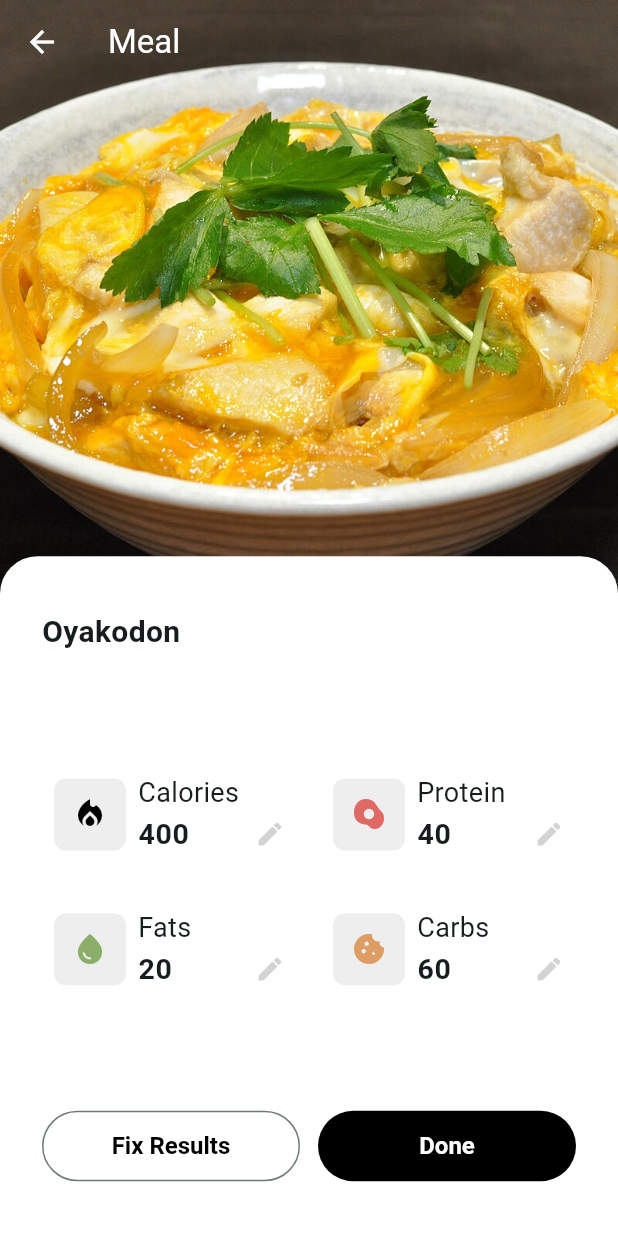
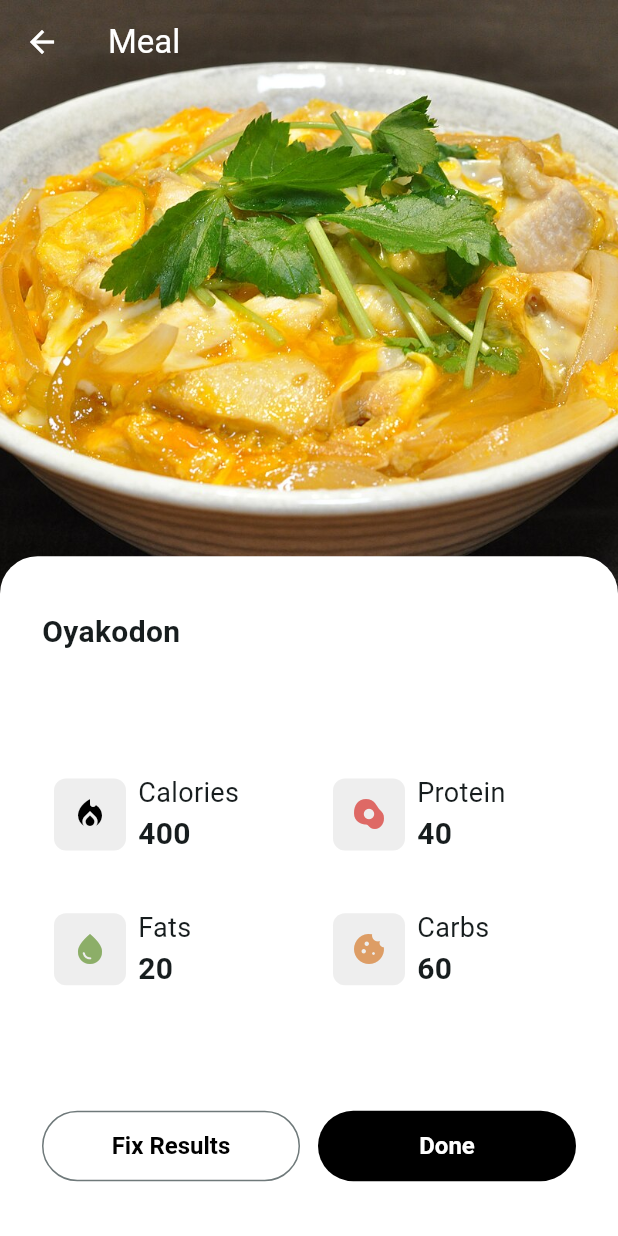
Before and after one commit to SameerAkita/mogulog, a Flutter app: the screen it shows after launch, after a tap on "Oyakodon", on a phone screen of 412 x 824 dp. Run offline on Flutter 3.47's test engine with Material 3 defaults, Android fonts, the phone set to English and light mode, and no system bars.

Commit message:
removed editable macro cards

```diff
--- a/lib/widgets/food_item/macro_card_widget.dart
+++ b/lib/widgets/food_item/macro_card_widget.dart
@@ -1,7 +1,7 @@
 import 'package:flutter/material.dart';
 import 'package:mogulog/theme/app_colors.dart';
 
-class MacroCardWidget extends StatefulWidget {
+class MacroCardWidget extends StatelessWidget {
   final IconData iconData;
   final Color color;
   final String title;
@@ -15,19 +15,7 @@ class MacroCardWidget extends StatefulWidget {
     required this.amount,
   });
 
-  @override
-  State<MacroCardWidget> createState() => _MacroCardWidgetState();
-}
-
-class _MacroCardWidgetState extends State<MacroCardWidget> {
-  late final TextEditingController _controller;
-
-  @override
-  void initState() {
-    super.initState();
-    _controller = TextEditingController(text: widget.amount.toString());
-  }
-
+  // late final TextEditingController _controller;
   @override
   Widget build(BuildContext context) {
     return Container(
@@ -43,7 +31,7 @@ class _MacroCardWidgetState extends State<MacroCardWidget> {
             ),
             child: Padding(
               padding: const EdgeInsets.all(12.0),
-              child: Icon(widget.iconData, color: widget.color),
+              child: Icon(iconData, color: color),
             ),
           ),
           SizedBox(width: 8),
@@ -53,40 +41,45 @@ class _MacroCardWidgetState extends State<MacroCardWidget> {
               mainAxisAlignment: MainAxisAlignment.center,
               crossAxisAlignment: CrossAxisAlignment.start,
               children: [
-                Text(widget.title, style: TextStyle(fontSize: 18)),
-                Row(
-                  mainAxisAlignment: MainAxisAlignment.spaceBetween,
-                  children: [
-                    Expanded(
-                      child: TextField(
-                        controller: _controller,
-                        style: const TextStyle(
-                          fontSize: 19,
-                          fontWeight: FontWeight.bold,
-                        ),
-                        decoration: const InputDecoration(
-                          border: InputBorder.none,
-                          focusedBorder: InputBorder.none,
-                          enabledBorder: InputBorder.none,
-                          isDense: true,
-                          contentPadding: EdgeInsets.zero,
-                        ),
-                      ),
-                    ),
+                Text(title, style: TextStyle(fontSize: 18)),
+                Text(
+                  '$amount',
+                  style: TextStyle(fontSize: 20, fontWeight: FontWeight.bold),
+                ),
+                // // Editable Text
+                // Row(
+                //   mainAxisAlignment: MainAxisAlignment.spaceBetween,
+                //   children: [
+                //     Expanded(
+                //       child: TextField(
+                //         controller: _controller,
+                //         style: const TextStyle(
+                //           fontSize: 19,
+                //           fontWeight: FontWeight.bold,
+                //         ),
+                //         decoration: const InputDecoration(
+                //           border: InputBorder.none,
+                //           focusedBorder: InputBorder.none,
+                //           enabledBorder: InputBorder.none,
+                //           isDense: true,
+                //           contentPadding: EdgeInsets.zero,
+                //         ),
+                //       ),
+                //     ),
 
-                    Align(
-                      alignment: Alignment.bottomRight,
-                      child: InkWell(
-                        onTap: () {},
-                        child: Icon(
-                          Icons.edit,
-                          color: AppColors.lightgrey,
-                          size: 20,
-                        ),
-                      ),
-                    ),
-                  ],
-                ),
+                //     Align(
+                //       alignment: Alignment.bottomRight,
+                //       child: InkWell(
+                //         onTap: () {},
+                //         child: Icon(
+                //           Icons.edit,
+                //           color: AppColors.lightgrey,
+                //           size: 20,
+                //         ),
+                //       ),
+                //     ),
+                //   ],
+                // ),
               ],
             ),
           ),
```
